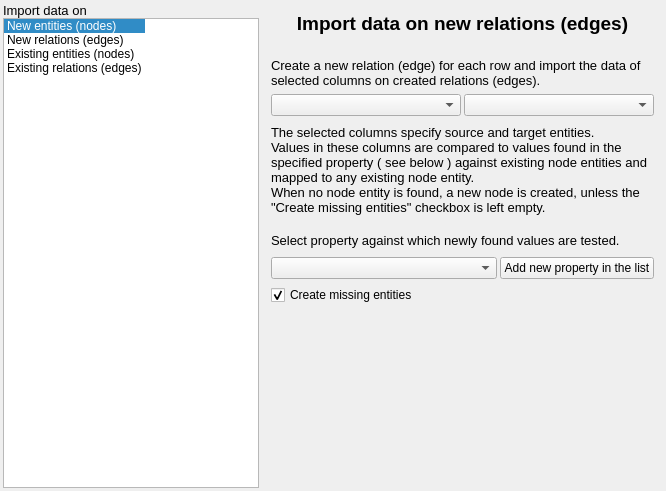
Above: library/tulip-gui/designer/CSVGraphMappingConfigurationWidget.ui from vadivelselvaraj/TulipGLImprovement before the change. Below: the same form after it.
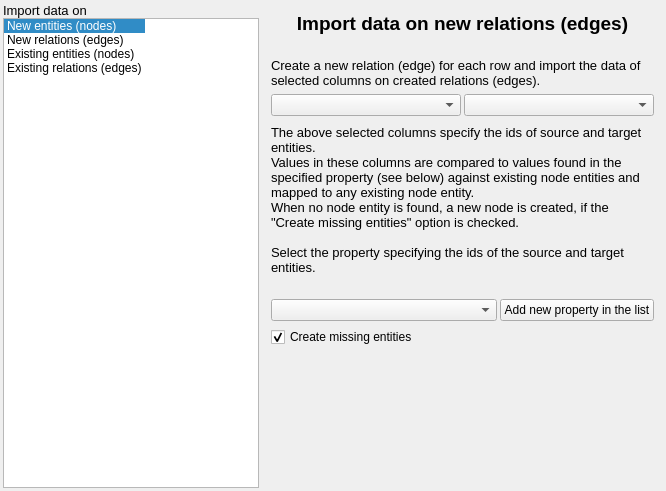
That is the form after the change. The open tabs and pages were chosen to show the change. Custom widgets are drawn as their Qt base class.

Commit message: CSV import wizard gui fixes: rewrite explainations about the different input methods, and ensure that all is visible

```diff
--- a/library/tulip-gui/designer/CSVGraphMappingConfigurationWidget.ui
+++ b/library/tulip-gui/designer/CSVGraphMappingConfigurationWidget.ui
@@ -234,7 +234,7 @@
            <item row="1" column="0" colspan="2">
             <widget class="QLabel" name="label_6">
              <property name="sizePolicy">
-              <sizepolicy hsizetype="Fixed" vsizetype="Fixed">
+              <sizepolicy hsizetype="Preferred" vsizetype="Preferred">
                <horstretch>0</horstretch>
                <verstretch>0</verstretch>
               </sizepolicy>
@@ -249,12 +249,13 @@
               <string>&lt;!DOCTYPE HTML PUBLIC &quot;-//W3C//DTD HTML 4.0//EN&quot; &quot;http://www.w3.org/TR/REC-html40/strict.dtd&quot;&gt;
 &lt;html&gt;&lt;head&gt;&lt;meta name=&quot;qrichtext&quot; content=&quot;1&quot; /&gt;&lt;style type=&quot;text/css&quot;&gt;
 p, li { white-space: pre-wrap; }
-&lt;/style&gt;&lt;/head&gt;&lt;body style=&quot; font-family:'Cantarell'; font-size:11pt; font-weight:400; font-style:normal;&quot;&gt;
-&lt;p style=&quot; margin-top:0px; margin-bottom:0px; margin-left:0px; margin-right:0px; -qt-block-indent:0; text-indent:0px;&quot;&gt;&lt;span style=&quot; font-family:'MS Shell Dlg 2'; font-size:10pt;&quot;&gt;The selected columns specify source and target entities.&lt;/span&gt;&lt;/p&gt;
-&lt;p style=&quot; margin-top:0px; margin-bottom:0px; margin-left:0px; margin-right:0px; -qt-block-indent:0; text-indent:0px;&quot;&gt;&lt;span style=&quot; font-family:'MS Shell Dlg 2'; font-size:10pt;&quot;&gt;Values in these columns are compared to values found in the specified property ( see below ) against existing node entities and mapped to any existing node entity. &lt;/span&gt;&lt;/p&gt;
-&lt;p style=&quot; margin-top:0px; margin-bottom:0px; margin-left:0px; margin-right:0px; -qt-block-indent:0; text-indent:0px;&quot;&gt;&lt;span style=&quot; font-family:'MS Shell Dlg 2'; font-size:10pt;&quot;&gt;When no node entity is found, a new node is created, unless the &amp;quot;Create missing entities&amp;quot; checkbox is left empty.&lt;/span&gt;&lt;/p&gt;
-&lt;p style=&quot;-qt-paragraph-type:empty; margin-top:0px; margin-bottom:0px; margin-left:0px; margin-right:0px; -qt-block-indent:0; text-indent:0px;&quot;&gt;&lt;br /&gt;&lt;/p&gt;
-&lt;p style=&quot; margin-top:0px; margin-bottom:0px; margin-left:0px; margin-right:0px; -qt-block-indent:0; text-indent:0px;&quot;&gt;&lt;span style=&quot; font-family:'MS Shell Dlg 2'; font-size:10pt;&quot;&gt;Select property against which newly found values are tested.&lt;/span&gt;&lt;/p&gt;&lt;/body&gt;&lt;/html&gt;</string>
+&lt;/style&gt;&lt;/head&gt;&lt;body style=&quot; font-family:'Ubuntu'; font-size:11pt; font-weight:400; font-style:normal;&quot;&gt;
+&lt;p style=&quot; margin-top:0px; margin-bottom:0px; margin-left:0px; margin-right:0px; -qt-block-indent:0; text-indent:0px;&quot;&gt;&lt;span style=&quot; font-family:'MS Shell Dlg 2'; font-size:10pt;&quot;&gt;The above selected columns specify the ids of source and target entities.&lt;/span&gt;&lt;/p&gt;
+&lt;p style=&quot; margin-top:0px; margin-bottom:0px; margin-left:0px; margin-right:0px; -qt-block-indent:0; text-indent:0px;&quot;&gt;&lt;span style=&quot; font-family:'MS Shell Dlg 2'; font-size:10pt;&quot;&gt;Values in these columns are compared to values found in the specified property (see below) against existing node entities and mapped to any existing node entity. &lt;/span&gt;&lt;/p&gt;
+&lt;p style=&quot; margin-top:0px; margin-bottom:0px; margin-left:0px; margin-right:0px; -qt-block-indent:0; text-indent:0px;&quot;&gt;&lt;span style=&quot; font-family:'MS Shell Dlg 2'; font-size:10pt;&quot;&gt;When no node entity is found, a new node is created, if the &amp;quot;Create missing entities&amp;quot; option is checked. &lt;/span&gt;&lt;/p&gt;
+&lt;p style=&quot;-qt-paragraph-type:empty; margin-top:0px; margin-bottom:0px; margin-left:0px; margin-right:0px; -qt-block-indent:0; text-indent:0px; font-family:'MS Shell Dlg 2'; font-size:10pt;&quot;&gt;&lt;br /&gt;&lt;/p&gt;
+&lt;p style=&quot; margin-top:0px; margin-bottom:0px; margin-left:0px; margin-right:0px; -qt-block-indent:0; text-indent:0px;&quot;&gt;&lt;span style=&quot; font-family:'MS Shell Dlg 2'; font-size:10pt;&quot;&gt;Select the property specifying the ids of the source and target entities.&lt;/span&gt;&lt;/p&gt;
+&lt;p style=&quot;-qt-paragraph-type:empty; margin-top:0px; margin-bottom:0px; margin-left:0px; margin-right:0px; -qt-block-indent:0; text-indent:0px; font-family:'MS Shell Dlg 2'; font-size:10pt;&quot;&gt;&lt;br /&gt;&lt;/p&gt;&lt;/body&gt;&lt;/html&gt;</string>
              </property>
              <property name="wordWrap">
               <bool>true</bool>
```
Left out of the diff: 28 changed lines with no effect on the pictures.
